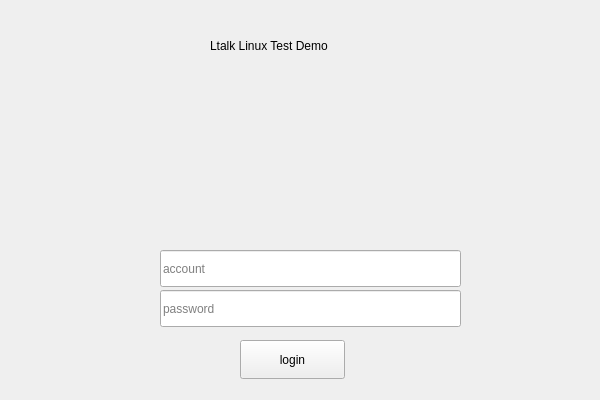
Qt form client/linux/src/form/login_page.ui (i0gan/ltalk) before a commit.
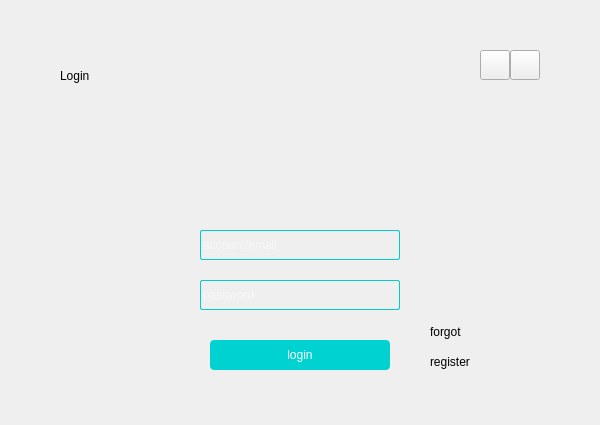
The same form after that commit. Icons and pictures are not drawn.

Commit message: linux 登录ui

Diff of the .ui file:
```diff
--- a/client/linux/src/form/login_page.ui
+++ b/client/linux/src/form/login_page.ui
@@ -7,7 +7,7 @@
     <x>0</x>
     <y>0</y>
     <width>600</width>
-    <height>400</height>
+    <height>425</height>
    </rect>
   </property>
   <property name="windowTitle">
@@ -16,38 +16,64 @@
   <widget class="QLabel" name="label">
    <property name="geometry">
     <rect>
-     <x>210</x>
-     <y>30</y>
-     <width>191</width>
+     <x>60</x>
+     <y>60</y>
+     <width>121</width>
      <height>31</height>
     </rect>
    </property>
    <property name="text">
-    <string>Ltalk Linux Test Demo</string>
+    <string>Login</string>
    </property>
   </widget>
   <widget class="QLineEdit" name="lineEdit_account">
    <property name="geometry">
     <rect>
-     <x>160</x>
-     <y>250</y>
-     <width>301</width>
-     <height>37</height>
+     <x>200</x>
+     <y>230</y>
+     <width>200</width>
+     <height>30</height>
     </rect>
    </property>
+   <property name="styleSheet">
+    <string notr="true">QLineEdit{
+ 	border:1px solid rgb(0, 204, 204);
+	background: transparent;
+  	border-radius:2px;
+	color: rgb(255, 255, 255);
+	font: 12pt &quot;Noto Sans&quot;;
+}
+QLineEdit:focus{
+	border:1px solid rgb(78, 125, 255);
+	border-radius:2px;
+}</string>
+   </property>
    <property name="placeholderText">
-    <string>account</string>
+    <string>account/email</string>
    </property>
   </widget>
   <widget class="QLineEdit" name="lineEdit_password">
    <property name="geometry">
     <rect>
-     <x>160</x>
-     <y>290</y>
-     <width>301</width>
-     <height>37</height>
+     <x>200</x>
+     <y>280</y>
+     <width>200</width>
+     <height>30</height>
     </rect>
    </property>
+   <property name="styleSheet">
+    <string notr="true">QLineEdit{
+ 	border:1px solid rgb(0, 204, 204);
+	background: transparent;
+  	border-radius:2px;
+	color: rgb(255, 255, 255);
+	font: 12pt &quot;Noto Sans&quot;;
+}
+QLineEdit:focus{
+	border:1px solid rgb(78, 125, 255);
+	border-radius:2px;
+}</string>
+   </property>
    <property name="placeholderText">
     <string>password</string>
    </property>
@@ -55,12 +81,22 @@
   <widget class="QPushButton" name="pushButton_login">
    <property name="geometry">
     <rect>
-     <x>240</x>
+     <x>210</x>
      <y>340</y>
-     <width>105</width>
-     <height>39</height>
+     <width>180</width>
+     <height>30</height>
     </rect>
    </property>
+   <property name="styleSheet">
+    <string notr="true">QPushButton{
+background-color:rgb(0, 209, 209);
+color:white;
+border-radius:4px;
+}
+QPushButton:hover{
+  background-color: rgb(0, 255, 204);
+}</string>
+   </property>
    <property name="text">
     <string>login</string>
    </property>
@@ -71,13 +107,85 @@
      <x>0</x>
      <y>0</y>
      <width>600</width>
-     <height>400</height>
+     <height>425</height>
     </rect>
    </property>
+   <property name="styleSheet">
+    <string notr="true">
+	border-image  : url(':/ui/theme/dialog_page.png');</string>
+   </property>
    <property name="text">
     <string/>
    </property>
   </widget>
+  <widget class="QToolButton" name="toolButton_close">
+   <property name="geometry">
+    <rect>
+     <x>510</x>
+     <y>50</y>
+     <width>30</width>
+     <height>30</height>
+    </rect>
+   </property>
+   <property name="styleSheet">
+    <string notr="true">QToolButton{
+	border-image: url(':/ui/btn_close.png')
+}
+QToolButton:hover{
+   border:2px solid;
+}</string>
+   </property>
+   <property name="text">
+    <string/>
+   </property>
+  </widget>
+  <widget class="QToolButton" name="toolButton_min">
+   <property name="geometry">
+    <rect>
+     <x>480</x>
+     <y>50</y>
+     <width>30</width>
+     <height>30</height>
+    </rect>
+   </property>
+   <property name="styleSheet">
+    <string notr="true">QToolButton{
+	border-image: url(':/ui/btn_min.png')
+}
+QToolButton:hover{
+   border:2px solid;
+}</string>
+   </property>
+   <property name="text">
+    <string/>
+   </property>
+  </widget>
+  <widget class="QLabel" name="label_register">
+   <property name="geometry">
+    <rect>
+     <x>430</x>
+     <y>350</y>
+     <width>91</width>
+     <height>23</height>
+    </rect>
+   </property>
+   <property name="text">
+    <string>register</string>
+   </property>
+  </widget>
+  <widget class="QLabel" name="label_forgot">
+   <property name="geometry">
+    <rect>
+     <x>430</x>
+     <y>320</y>
+     <width>91</width>
+     <height>23</height>
+    </rect>
+   </property>
+   <property name="text">
+    <string>forgot</string>
+   </property>
+  </widget>
   <zorder>label_frame</zorder>
   <zorder>label</zorder>
   <zorder>lineEdit_account</zorder>
```
Left out of the diff: 8 changed lines with no effect on the pictures. The commit also changes 14 other files.
